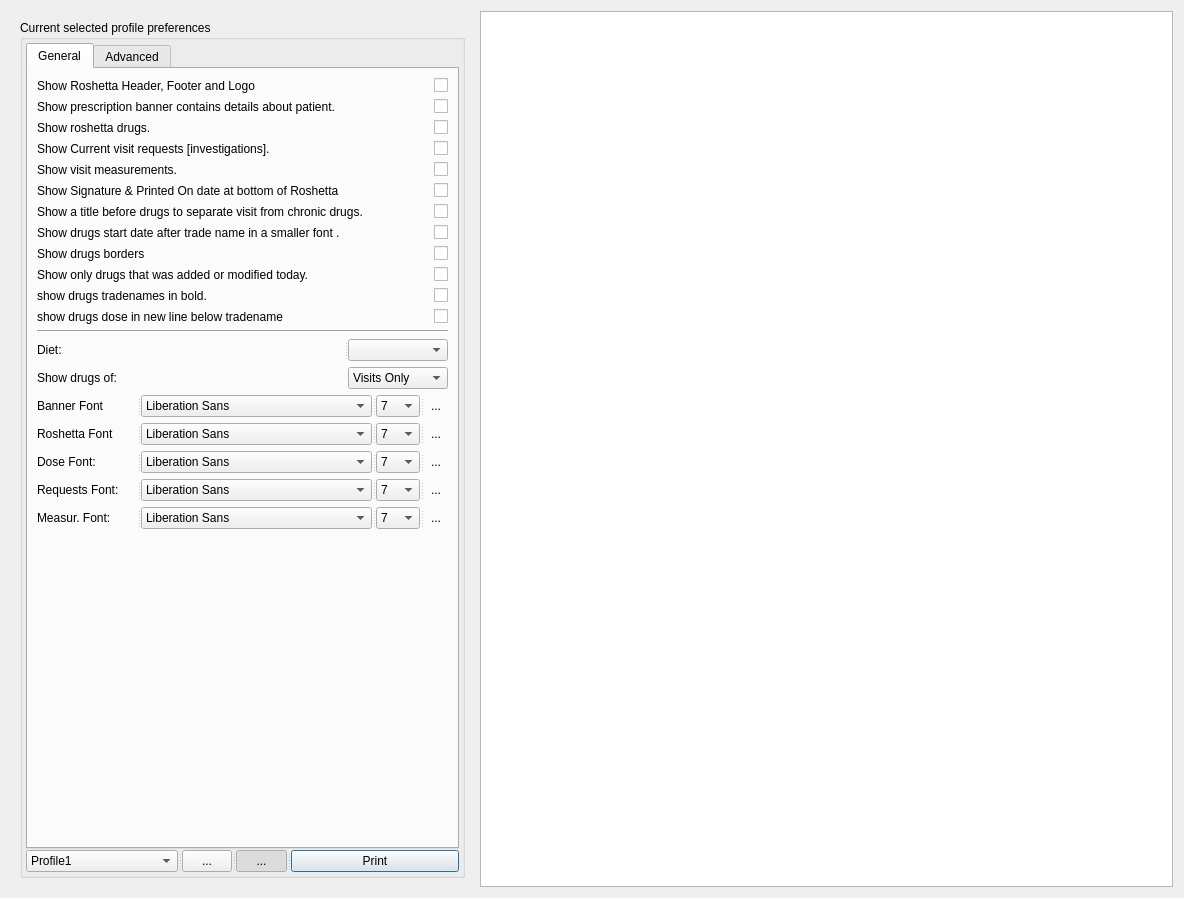
Qt form qtemr/printdrugs.ui (dr3mro/SmartClinic) before a commit.
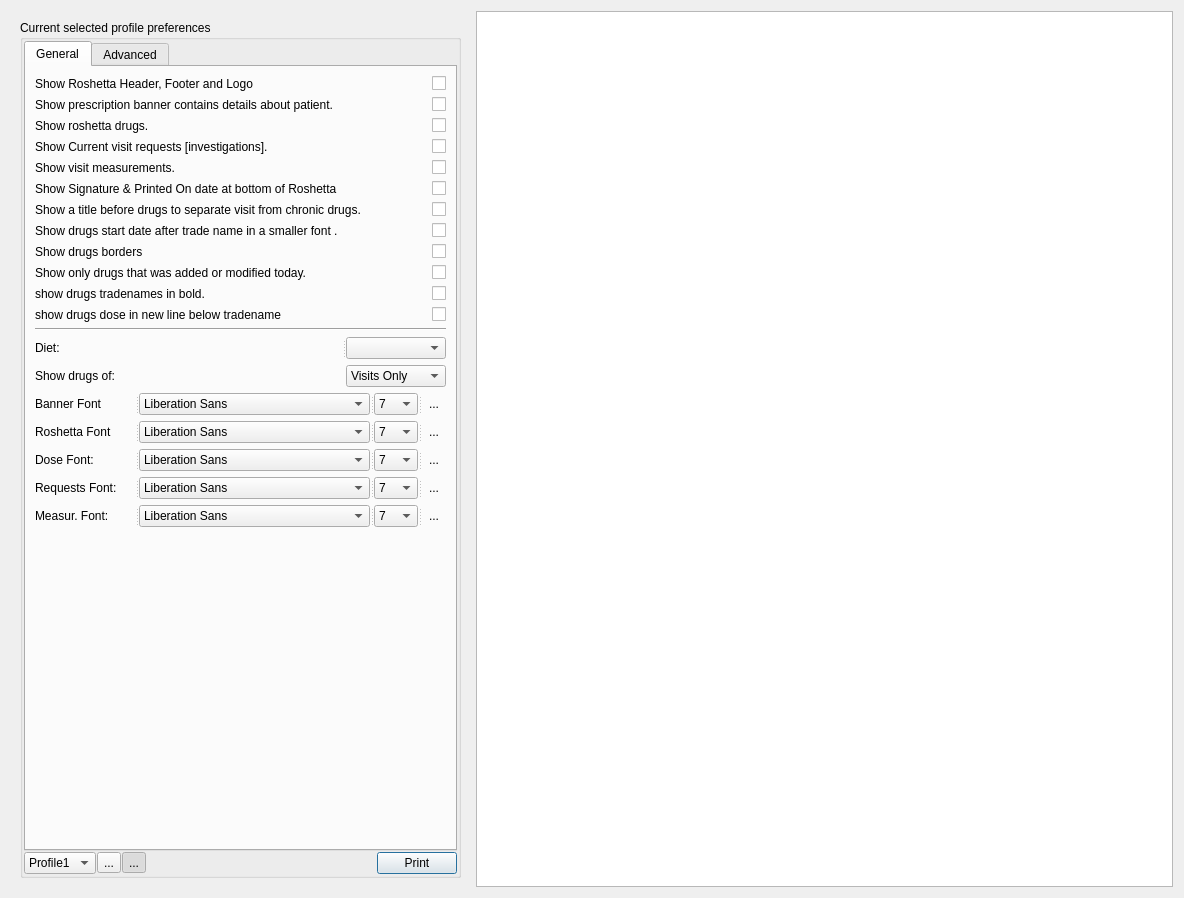
The same form after that commit. Icons and pictures are not drawn. Custom widgets are drawn as their Qt base class.

```diff
--- a/qtemr/printdrugs.ui
+++ b/qtemr/printdrugs.ui
@@ -43,23 +43,23 @@
         <property name="title">
          <string>Current selected profile preferences</string>
         </property>
-        <layout class="QGridLayout" name="gridLayout">
+        <layout class="QVBoxLayout" name="verticalLayout_3">
+         <property name="spacing">
+          <number>1</number>
+         </property>
          <property name="leftMargin">
-          <number>3</number>
+          <number>1</number>
          </property>
          <property name="topMargin">
-          <number>3</number>
+          <number>1</number>
          </property>
          <property name="rightMargin">
-          <number>3</number>
+          <number>1</number>
          </property>
          <property name="bottomMargin">
-          <number>3</number>
-         </property>
-         <property name="spacing">
           <number>1</number>
          </property>
-         <item row="0" column="0">
+         <item>
           <widget class="QTabWidget" name="printingTabOptions">
            <property name="currentIndex">
             <number>0</number>
@@ -68,8 +68,8 @@
             <attribute name="title">
              <string>General</string>
             </attribute>
-            <layout class="QGridLayout" name="gridLayout_3">
-             <item row="0" column="0">
+            <layout class="QVBoxLayout" name="verticalLayout_2">
+             <item>
               <layout class="QHBoxLayout" name="horizontalLayout_16">
                <item>
                 <widget class="QLabel" name="label_32">
@@ -93,7 +93,7 @@
                </item>
               </layout>
              </item>
-             <item row="1" column="0">
+             <item>
               <layout class="QHBoxLayout" name="horizontalLayout_8">
                <item>
                 <widget class="QLabel" name="label_19">
@@ -117,7 +117,7 @@
                </item>
               </layout>
              </item>
-             <item row="2" column="0">
+             <item>
               <layout class="QHBoxLayout" name="horizontalLayout_5">
                <item>
                 <widget class="QLabel" name="label_16">
@@ -141,7 +141,7 @@
                </item>
               </layout>
              </item>
-             <item row="3" column="0">
+             <item>
               <layout class="QHBoxLayout" name="horizontalLayout_6">
                <item>
                 <widget class="QLabel" name="label_17">
@@ -165,7 +165,7 @@
                </item>
               </layout>
              </item>
-             <item row="4" column="0">
+             <item>
               <layout class="QHBoxLayout" name="horizontalLayout_7">
                <item>
                 <widget class="QLabel" name="label_18">
@@ -189,7 +189,7 @@
                </item>
               </layout>
              </item>
-             <item row="5" column="0">
+             <item>
               <layout class="QHBoxLayout" name="horizontalLayout_18">
                <item>
                 <widget class="QLabel" name="label_35">
@@ -213,7 +213,7 @@
                </item>
               </layout>
              </item>
-             <item row="6" column="0">
+             <item>
               <layout class="QHBoxLayout" name="horizontalLayout_14">
                <item>
                 <widget class="QLabel" name="label_30">
@@ -243,7 +243,7 @@
                </item>
               </layout>
              </item>
-             <item row="7" column="0">
+             <item>
               <layout class="QHBoxLayout" name="horizontalLayout_17">
                <item>
                 <widget class="QLabel" name="label_34">
@@ -267,7 +267,7 @@
                </item>
               </layout>
              </item>
-             <item row="8" column="0">
+             <item>
               <layout class="QHBoxLayout" name="horizontalLayout_9">
                <item>
                 <widget class="QLabel" name="label_24">
@@ -291,7 +291,7 @@
                </item>
               </layout>
              </item>
-             <item row="9" column="0">
+             <item>
               <layout class="QHBoxLayout" name="horizontalLayout_10">
                <item>
                 <widget class="QLabel" name="label_21">
@@ -315,7 +315,7 @@
                </item>
               </layout>
              </item>
-             <item row="10" column="0">
+             <item>
               <layout class="QHBoxLayout" name="horizontalLayout_12">
                <item>
                 <widget class="QLabel" name="label_23">
@@ -339,7 +339,7 @@
                </item>
               </layout>
              </item>
-             <item row="11" column="0">
+             <item>
               <layout class="QHBoxLayout" name="horizontalLayout_11">
                <item>
                 <widget class="QLabel" name="label_22">
@@ -363,14 +363,14 @@
                </item>
               </layout>
              </item>
-             <item row="12" column="0">
+             <item>
               <widget class="Line" name="line">
                <property name="orientation">
                 <enum>Qt::Horizontal</enum>
                </property>
               </widget>
              </item>
-             <item row="13" column="0">
+             <item>
               <widget class="QSplitter" name="splitter_12">
                <property name="orientation">
                 <enum>Qt::Horizontal</enum>
@@ -390,7 +390,7 @@
                </widget>
               </widget>
              </item>
-             <item row="14" column="0">
+             <item>
               <widget class="QSplitter" name="splitter_14">
                <property name="orientation">
                 <enum>Qt::Horizontal</enum>
@@ -428,7 +428,7 @@
                </widget>
               </widget>
              </item>
-             <item row="15" column="0">
+             <item>
               <widget class="QSplitter" name="splitter_3">
                <property name="orientation">
                 <enum>Qt::Horizontal</enum>
@@ -548,7 +548,7 @@
                </widget>
               </widget>
              </item>
-             <item row="16" column="0">
+             <item>
               <widget class="QSplitter" name="splitter_10">
                <property name="orientation">
                 <enum>Qt::Horizontal</enum>
@@ -668,7 +668,7 @@
                </widget>
               </widget>
              </item>
-             <item row="17" column="0">
+             <item>
               <widget class="QSplitter" name="splitter_11">
                <property name="orientation">
                 <enum>Qt::Horizontal</enum>
@@ -788,7 +788,7 @@
                </widget>
               </widget>
              </item>
-             <item row="18" column="0">
+             <item>
               <widget class="QSplitter" name="splitter_13">
                <property name="orientation">
                 <enum>Qt::Horizontal</enum>
@@ -908,7 +908,7 @@
                </widget>
               </widget>
              </item>
-             <item row="19" column="0">
+             <item>
               <widget class="QSplitter" name="splitter_15">
                <property name="orientation">
                 <enum>Qt::Horizontal</enum>
@@ -1028,7 +1028,7 @@
                </widget>
               </widget>
              </item>
-             <item row="20" column="0">
+             <item>
               <spacer name="verticalSpacer">
                <property name="orientation">
                 <enum>Qt::Vertical</enum>
@@ -1386,11 +1386,9 @@
            </widget>
           </widget>
          </item>
-         <item row="1" column="0">
-          <widget class="QSplitter" name="splitter_9">
-           <property name="orientation">
-            <enum>Qt::Horizontal</enum>
-           </property>
+         <item>
+          <layout class="QHBoxLayout" name="horizontalLayout_2">
+           <item>
            <widget class="QComboBox" name="printerProfile">
             <property name="sizePolicy">
              <sizepolicy hsizetype="Minimum" vsizetype="Minimum">
@@ -1419,6 +1417,8 @@
              </property>
             </item>
            </widget>
+           </item>
+           <item>
            <widget class="QToolButton" name="ButtonRefresh">
             <property name="toolTip">
              <string>&lt;html&gt;&lt;head/&gt;&lt;body&gt;&lt;p&gt;Refresh&lt;/p&gt;&lt;/body&gt;&lt;/html&gt;</string>
@@ -1434,6 +1434,8 @@
              <string>F9</string>
             </property>
            </widget>
+           </item>
+           <item>
            <widget class="QToolButton" name="lockUnlockButton">
             <property name="toolTip">
              <string>&lt;html&gt;&lt;head/&gt;&lt;body&gt;&lt;p&gt;Toogle ReadOnly Mode&lt;/p&gt;&lt;/body&gt;&lt;/html&gt;</string>
@@ -1455,16 +1457,21 @@
              <bool>true</bool>
             </property>
            </widget>
-           <widget class="QSplitter" name="splitter_8">
-            <property name="maximumSize">
-             <size>
-              <width>16777215</width>
-              <height>16777215</height>
-             </size>
-            </property>
+           </item>
+           <item>
+            <spacer name="horizontalSpacer">
             <property name="orientation">
              <enum>Qt::Horizontal</enum>
             </property>
+             <property name="sizeHint" stdset="0">
+              <size>
+               <width>40</width>
+               <height>20</height>
+              </size>
+             </property>
+            </spacer>
+           </item>
+           <item>
             <widget class="printButton" name="fastPrint">
              <property name="sizePolicy">
               <sizepolicy hsizetype="Fixed" vsizetype="Fixed">
@@ -1498,8 +1505,8 @@
               <bool>true</bool>
              </property>
             </widget>
-           </widget>
-          </widget>
+           </item>
+          </layout>
          </item>
         </layout>
        </widget>
```
Lines whose indentation alone changed are shown as unchanged.
